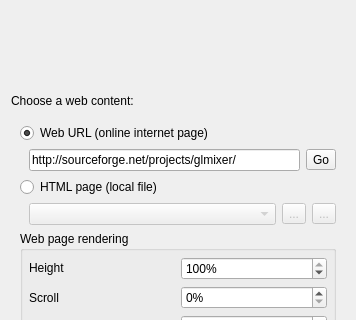
This is src/WebSourceCreationDialog.ui in markus-wa/glmixer-mirror as Qt 5 draws it before an edit; both pictures show x 0 to 356 and y 192 to 512 of the 356 by 635 pixel window. The edited form follows.
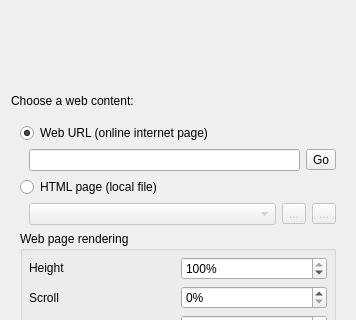
This is the edited form. Icons and pictures are not drawn. Custom widgets are drawn as their Qt base class.

Commit message: Detect execution path to inform Freeframe effects browser of dlls location (windows)

Patch:
```diff
--- a/src/WebSourceCreationDialog.ui
+++ b/src/WebSourceCreationDialog.ui
@@ -90,7 +90,7 @@
             <string>Enter a web URL (http://...)</string>
            </property>
            <property name="text">
-            <string>http://sourceforge.net/projects/glmixer/</string>
+            <string></string>
            </property>
           </widget>
          </item>
```
The commit also changes 5 other files.
